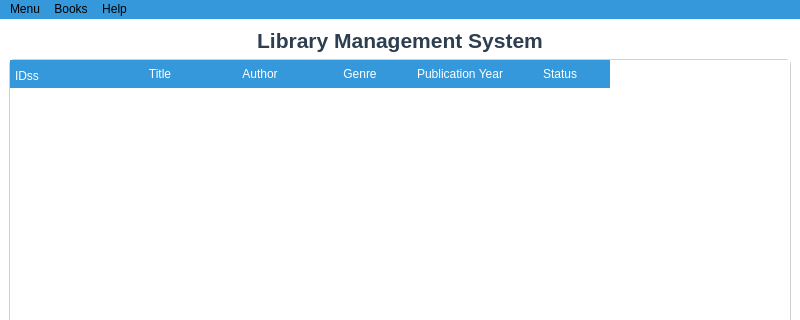
The window that mainwindow.ui (Leo-the-Limitless/SmartLib_Final_Project) describes before a commit, drawn with Qt 5; both pictures show x 0 to 800 and y 0 to 320 of the 800 by 600 pixel window.
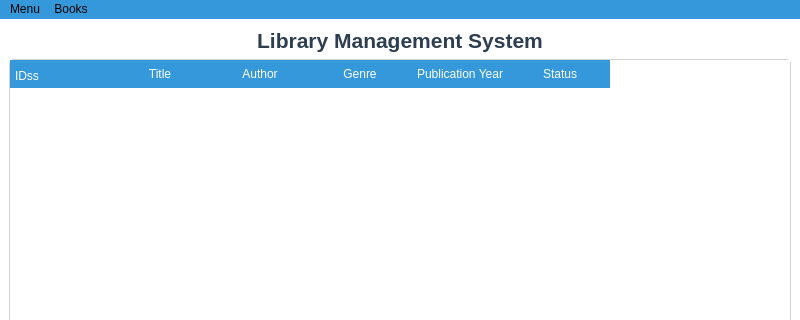
The same window after the commit. Icons and pictures are not drawn.

Patch:
```diff
--- a/mainwindow.ui
+++ b/mainwindow.ui
@@ -394,15 +394,8 @@
     <addaction name="actionDeleteBook"/>
     <addaction name="separator"/>
    </widget>
-   <widget class="QMenu" name="menuHelp">
-    <property name="title">
-     <string>Help</string>
-    </property>
-    <addaction name="actionAbout"/>
-   </widget>
    <addaction name="menuFile"/>
    <addaction name="menuBooks"/>
-   <addaction name="menuHelp"/>
   </widget>
   <action name="actionAddBook">
    <property name="text">
```
